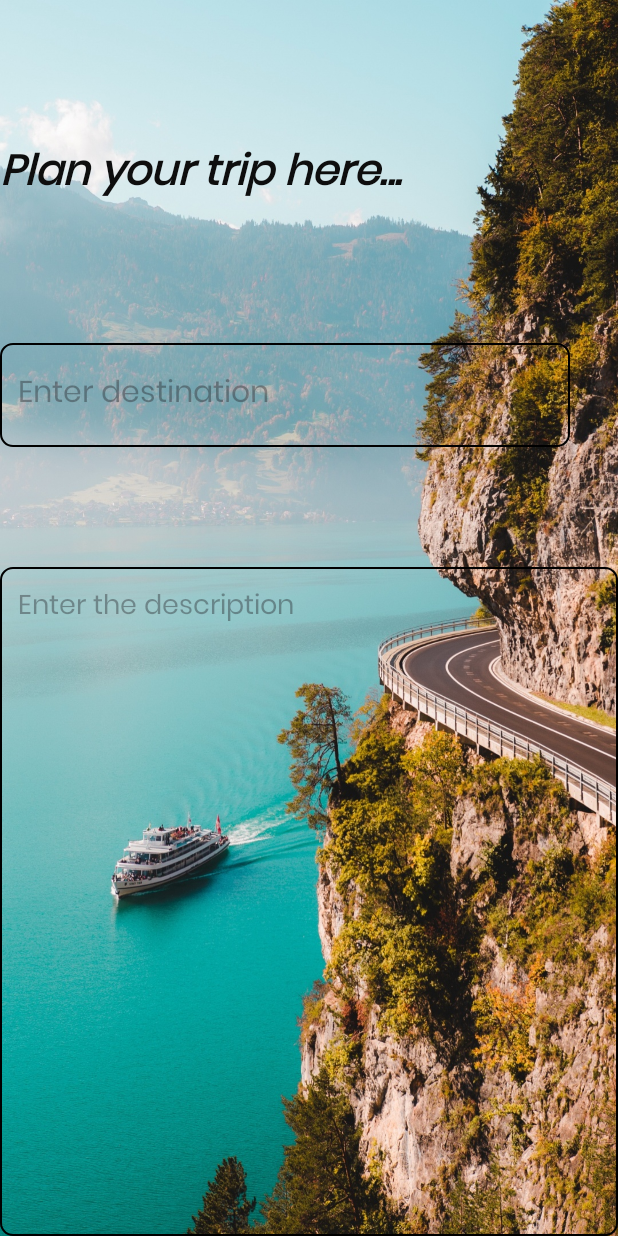
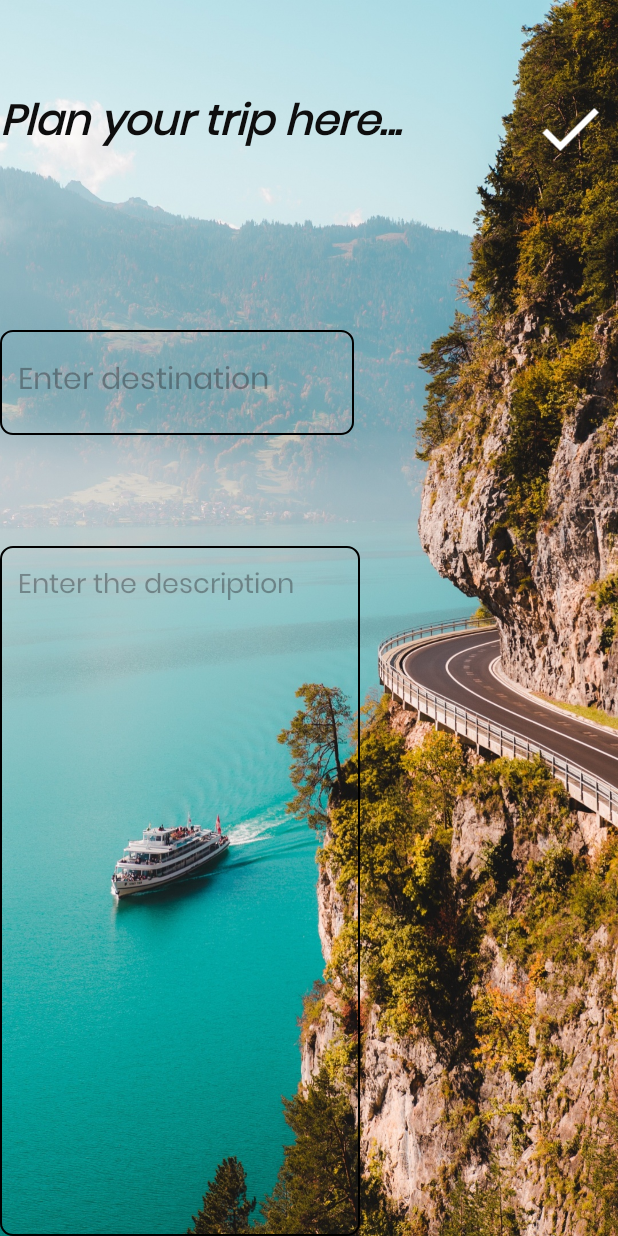
Before and after one commit to it22063182/MAD_04, an Android app: the AddNoteActivity screen opened directly, with no data from a screen before it, on a phone screen of 412 x 824 dp. Run offline under Robolectric (Android 15) with nearby library versions, the phone set to English and light mode, and no system bars.

```diff
--- a/app/src/main/res/drawable/baseline_done_24.xml
+++ b/app/src/main/res/drawable/baseline_done_24.xml
@@ -1,5 +1,5 @@
 <vector xmlns:android="http://schemas.android.com/apk/res/android"
-    android:height="24dp" android:tint="#FF000000"
+    android:height="24dp" android:tint="#FFFFFFFF"
     android:viewportHeight="24" android:viewportWidth="24"
     android:width="24dp">
 
--- a/app/src/main/res/layout/activity_add_note.xml
+++ b/app/src/main/res/layout/activity_add_note.xml
@@ -11,10 +11,10 @@
 
     <TextView
         android:id="@+id/addNoteHeading"
-        android:layout_width="367dp"
-        android:layout_height="62dp"
+        android:layout_width="308dp"
+        android:layout_height="88dp"
         android:layout_alignParentTop="true"
-        android:layout_marginTop="93dp"
+        android:layout_marginTop="60dp"
         android:fontFamily="@font/poppins"
         android:text="Plan your trip here..."
         android:textAllCaps="false"
@@ -24,45 +24,42 @@
 
     <ImageView
         android:id="@+id/saveButton"
-        android:layout_width="100dp"
-        android:layout_height="99dp"
+        android:layout_width="52dp"
+        android:layout_height="51dp"
         android:layout_alignTop="@id/addNoteHeading"
-        android:layout_alignParentStart="true"
         android:layout_alignParentEnd="true"
-        android:layout_alignParentBottom="true"
-        android:layout_marginStart="424dp"
-        android:layout_marginTop="-44dp"
-        android:layout_marginEnd="116dp"
-        android:layout_marginBottom="1111dp"
+        android:layout_marginEnd="6dp"
         android:src="@drawable/baseline_done_24" />
+
+    />
 
     <EditText
         android:id="@+id/titleEditText"
-        android:layout_width="380dp"
-        android:layout_height="69dp"
+        android:layout_width="236dp"
+        android:layout_height="70dp"
         android:layout_below="@id/addNoteHeading"
-        android:layout_marginTop="73dp"
+        android:layout_marginTop="72dp"
         android:background="@drawable/orange_border"
         android:fontFamily="@font/poppins"
         android:hint="Enter destination"
-        android:textColor="@color/black"
         android:maxLines="1"
         android:padding="12dp"
+        android:textColor="@color/black"
         android:textSize="20sp" />
 
     <EditText
         android:id="@+id/contentEditText"
-        android:layout_width="496dp"
-        android:layout_height="510dp"
+        android:layout_width="240dp"
+        android:layout_height="516dp"
         android:layout_below="@id/titleEditText"
-        android:layout_marginTop="80dp"
+        android:layout_marginTop="74dp"
         android:background="@drawable/orange_border"
         android:fontFamily="@font/poppins"
         android:gravity="top"
         android:hint="Enter the description"
-        android:textColor="@color/black"
         android:padding="12dp"
         android:textAllCaps="true"
+        android:textColor="@color/black"
         android:textSize="18sp" />
 
 
```
